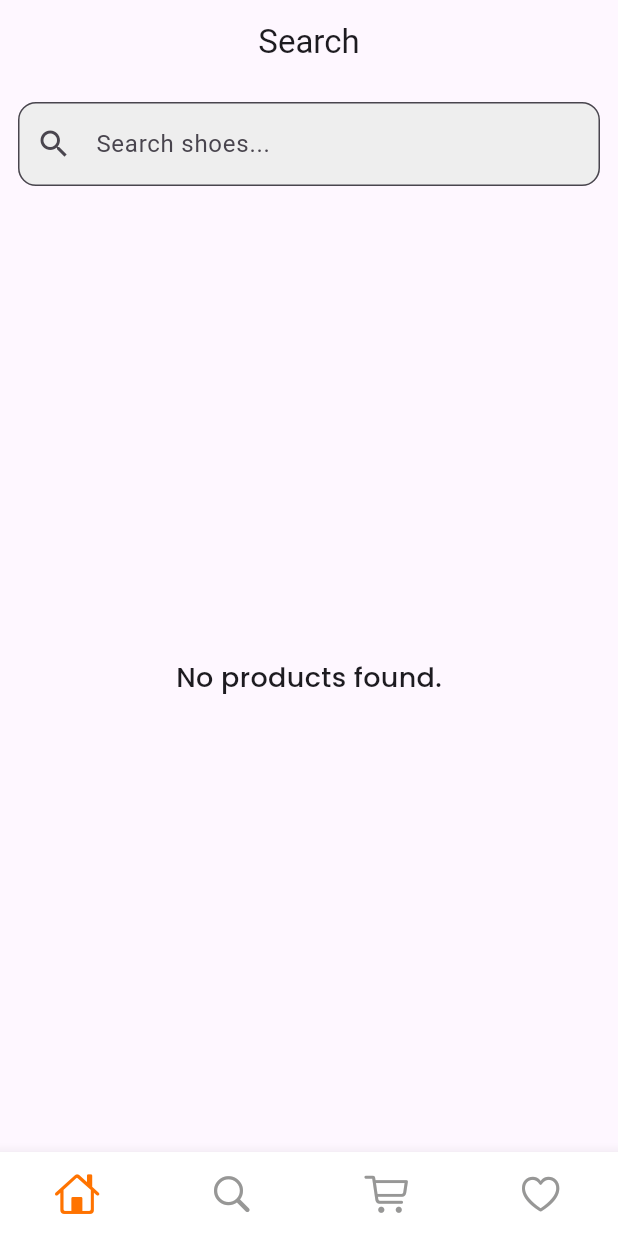
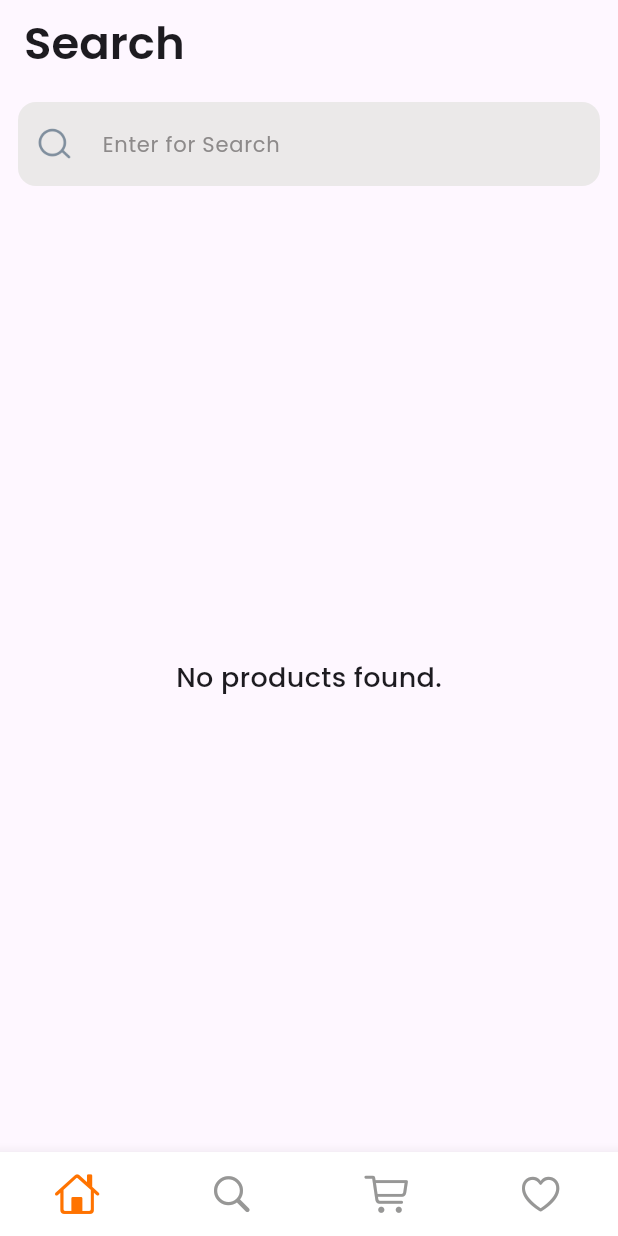
Before and after one commit to Afthab43/Flutter-Projects-NikeShoe, a Flutter app: the screen it shows after launch, swiped to page 2, on a phone screen of 412 x 824 dp. Run offline on Flutter 3.47's test engine with Material 3 defaults, Android fonts, the phone set to English and light mode, and no system bars; drawn by our look-alikes of custom_navigation_bar; our stand-ins replace google_fonts; network calls fail.

Commit message:
Updated  favorite screen and few alignments and ui changes in search screen

```diff
--- a/lib/view/Screen/searchscreen.dart
+++ b/lib/view/Screen/searchscreen.dart
@@ -59,7 +59,16 @@ class _SearchScreenState extends State<SearchScreen> {
   @override
   Widget build(BuildContext context) {
     return Scaffold(
-      appBar: AppBar(title: const Text('Search'), centerTitle: true),
+      appBar: AppBar(
+        title: Text(
+          'Search',
+          style: GoogleFonts.getFont(
+            'Poppins',
+            fontSize: 30,
+            fontWeight: FontWeight.w600,
+          ),
+        ),
+      ),
       body: Column(
         children: [
           Padding(
@@ -67,12 +76,25 @@ class _SearchScreenState extends State<SearchScreen> {
             child: TextField(
               onChanged: _filterShoes,
               decoration: InputDecoration(
-                hintText: 'Search shoes...',
-                prefixIcon: Icon(Icons.search),
+                hintText: ' Enter for Search',
+                hintStyle: GoogleFonts.getFont(
+                  'Poppins',
+                  color: const Color.fromARGB(255, 141, 138, 138),
+                  fontSize: 14,
+                ),
+                prefixIcon: Padding(
+                  padding: const EdgeInsets.all(8.0),
+                  child: Image.asset(
+                    'assets/icons/search.png',
+                    width: 24,
+                    height: 24,
+                  ),
+                ),
                 border: OutlineInputBorder(
                   borderRadius: BorderRadius.circular(12),
+                  borderSide: BorderSide.none,
                 ),
-                fillColor: Colors.grey.shade200,
+                fillColor: Color.fromARGB(255, 235, 233, 233),
                 filled: true,
               ),
             ),
```
Also changed, not shown: lib/utils/app_methods.dart (+20 -0 lines), lib/view/Screen/Details/customdetailsviewappbar.dart (+21 -5 lines), lib/view/Screen/Details/detailscreen.dart (+7 -1 lines), lib/view/Screen/favoritescreen.dart (+42 -6 lines), lib/view/Screen/homescreen.dart (+28 -10 lines).
